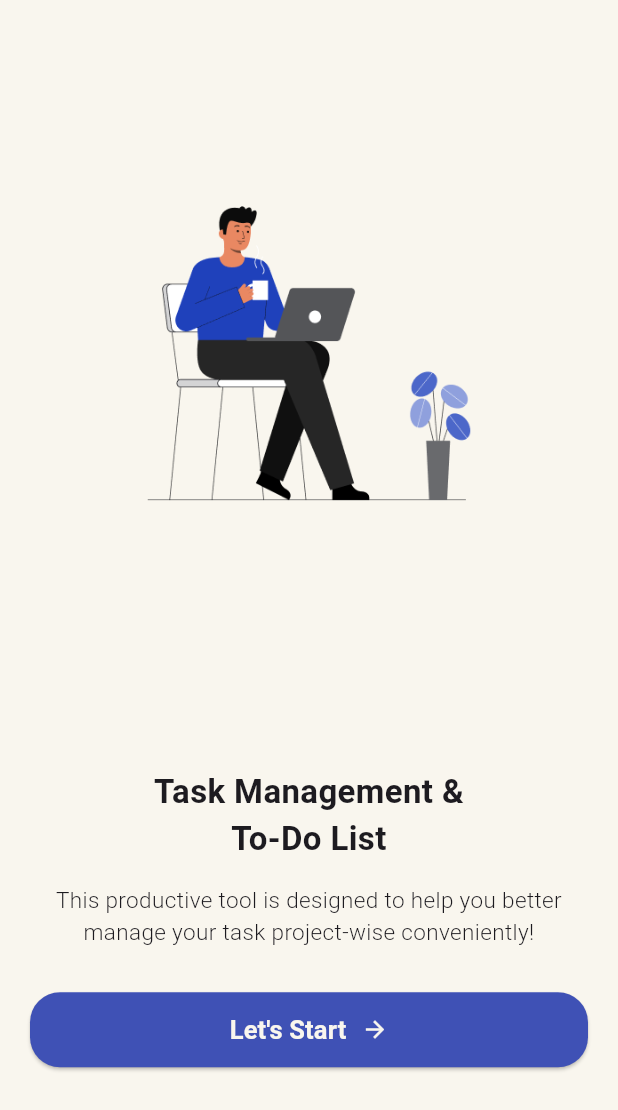
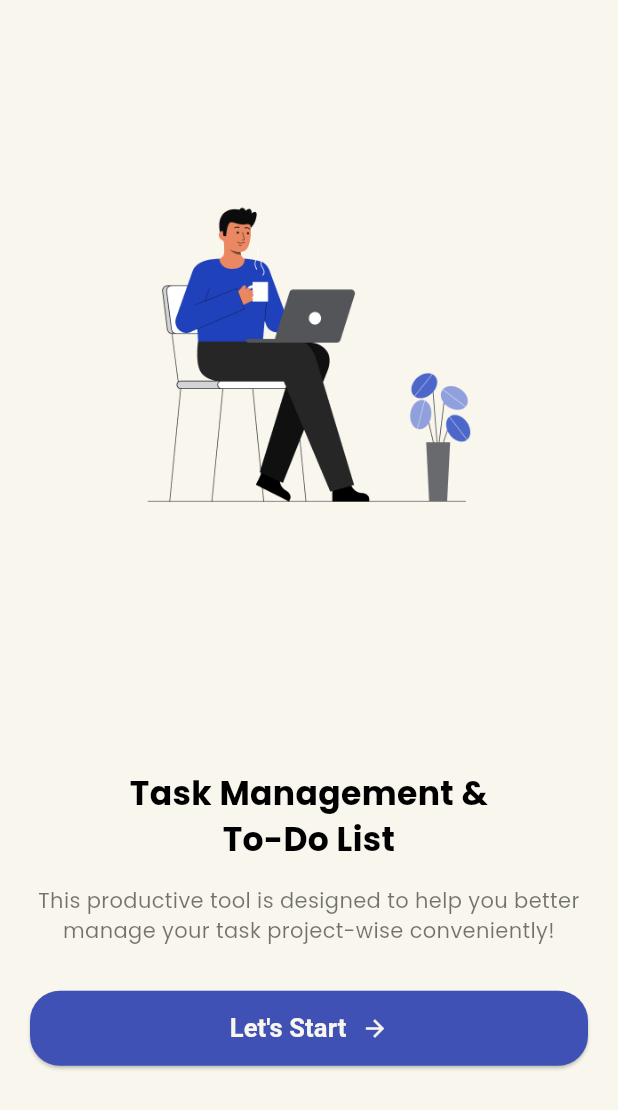
Before and after one commit to neelandrakar/task_management_app_flutter, a Flutter app: the screen it shows after launch, on a phone screen of 412 x 824 dp. Shown: the top 1110 px of the screen. Run offline on Flutter 3.47's test engine with Material 3 defaults, Android fonts, the phone set to English and light mode, and no system bars; our stand-ins replace google_fonts.

Commit message:
Push with some color changes

```diff
--- a/lib/auth/screens/welcome_screen.dart
+++ b/lib/auth/screens/welcome_screen.dart
@@ -4,6 +4,7 @@ import 'package:task_management_app_flutter/constants/MyColors.dart';
 import 'package:task_management_app_flutter/constants/assets_constants.dart';
 import 'package:task_management_app_flutter/constants/custom_button.dart';
 import 'package:task_management_app_flutter/constants/global_variables.dart';
+import 'package:task_management_app_flutter/constants/my_fonts.dart';
 
 class WelcomeScreen extends StatefulWidget {
   const WelcomeScreen({super.key});
@@ -30,14 +31,18 @@ class _WelcomeScreenState extends State<WelcomeScreen> {
                   style: TextStyle(
                     fontSize: 22,
                     fontWeight: FontWeight.bold,
+                    fontFamily: MyFonts.poppins,
+                    color: MyColors.blackColor
                   ),
                 ),
                 SizedBox(height: 15),
                 const Text("This productive tool is designed to help you better manage your task project-wise conveniently!",
                   textAlign: TextAlign.center,
                   style: TextStyle(
-                    fontSize: 15,
-                    fontWeight: FontWeight.w300,
+                    fontSize: 14,
+                    fontWeight: FontWeight.w400,
+                    fontFamily: MyFonts.poppins,
+                    color: MyColors.fadedBlack
                   ),
                 ),
                 SizedBox(height: 30),
@@ -48,7 +53,7 @@ class _WelcomeScreenState extends State<WelcomeScreen> {
                     },
                     buttonText: "Let's Start",
                     borderRadius: 20,
-                    buttonColor: Colors.indigo,
+                    buttonColor: MyColors.indigoColor,
                     textColor: MyColors.boneWhite,
                     fontWeight: FontWeight.bold,
                     buttonTextSize: 17,
--- a/lib/constants/MyColors.dart
+++ b/lib/constants/MyColors.dart
@@ -19,6 +19,7 @@ class MyColors{
   static const Color orangeColor = Colors.orange;
   static Color blueGreyColor = Colors.blueGrey;
   static Color deepBlueColor = Colors.blue.shade800;
+  static Color indigoColor = Colors.indigo;
   static const Color ashColor = Color(0xffdde2ed);
   static const Color attInitialBox = Color(0xffa1d4f3);
   static  Color graceBoxColor = Color(0xffD7CEF1);
```
